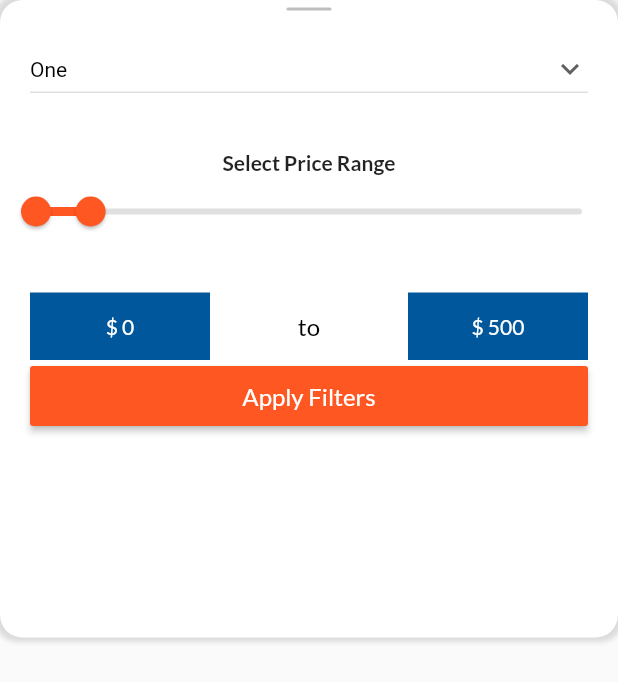
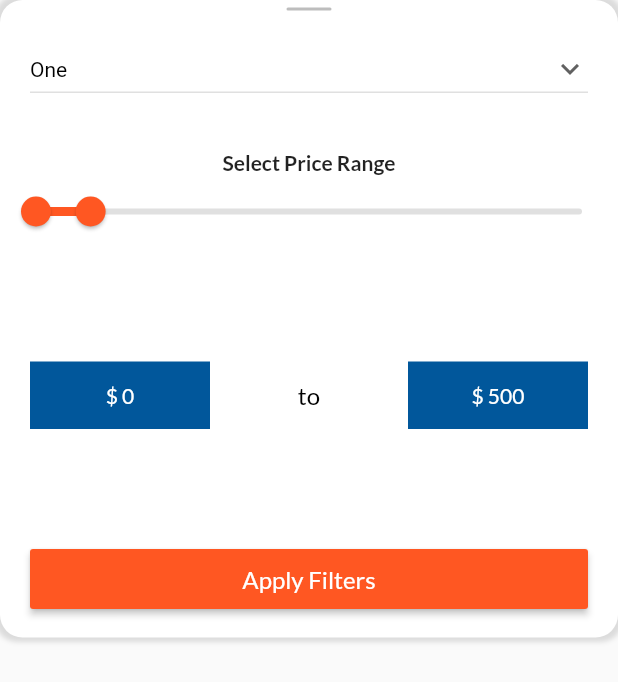
Before and after one commit to Furqankhanzada/flutter_eCommerce_ui_kit, a Flutter app: the ShopSearch widget shown alone on an empty page, opened directly, on a phone screen of 412 x 824 dp. Shown: the top 682 px of the screen. Run offline on Flutter 3.47's test engine with Material 2 defaults, Android fonts, the phone set to English and light mode, and no system bars; our stand-ins replace cached_network_image, carousel_slider, smooth_star_rating; network calls fail.

Commit message:
Fixed Search Filter Alignment Issue

```diff
--- a/lib/shop/search.dart
+++ b/lib/shop/search.dart
@@ -21,7 +21,10 @@ class _ShopSearchState extends State<ShopSearch> {
                 blurRadius: 2, color: Colors.black12, spreadRadius: 3)
           ]),
       child: Column(
+        mainAxisAlignment: MainAxisAlignment.spaceBetween,
           children: [
+            Column(
+              children: <Widget>[
                 Padding(
                   padding: const EdgeInsets.only(top: 5.0, bottom: 15),
                   child: Container(
@@ -90,8 +93,12 @@ class _ShopSearchState extends State<ShopSearch> {
                       });
                     }
                 ),
+              ],
+            ),
+            Column(
+              children: <Widget>[
                 Padding(
-              padding: const EdgeInsets.only(left: 20, right: 20, top: 30),
+                  padding: const EdgeInsets.only(left: 20, right: 20),
                   child: Row(
                     mainAxisAlignment: MainAxisAlignment.spaceBetween,
                     children: <Widget>[
@@ -119,10 +126,16 @@ class _ShopSearchState extends State<ShopSearch> {
                     ],
                   ),
                 ),
-
+              ],
+            ),
+            Column(
+              children: <Widget>[
                 Padding(
-              padding: const EdgeInsets.only(left: 20.0, right: 20),
-              child: ButtonTheme(
+                  padding: const EdgeInsets.only(left: 20.0, right: 20, bottom: 15),
+                  child: Column(
+                    mainAxisAlignment: MainAxisAlignment.end,
+                    children: <Widget>[
+                      ButtonTheme(
                         buttonColor: Theme.of(context).primaryColor,
                         minWidth: double.infinity,
                         height: 40.0,
@@ -134,8 +147,11 @@ class _ShopSearchState extends State<ShopSearch> {
                           ),
                         ),
                       ),
+                    ],
                   ),
-
+                ),
+              ],
+            ),
           ],
       ),
     );
```
Lines whose indentation alone changed are shown as unchanged.
